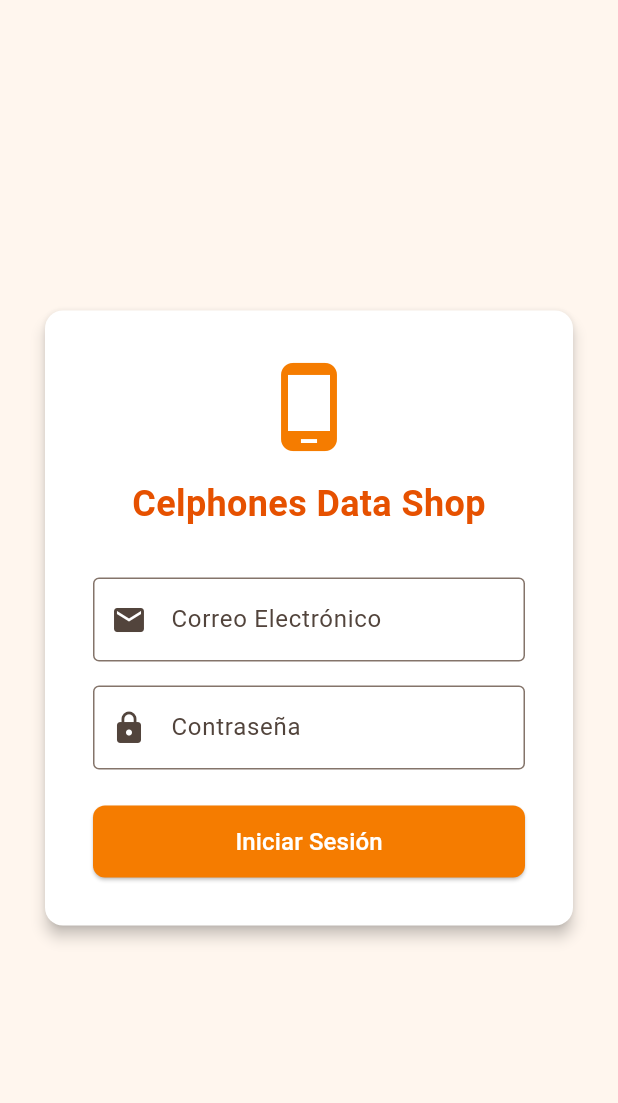
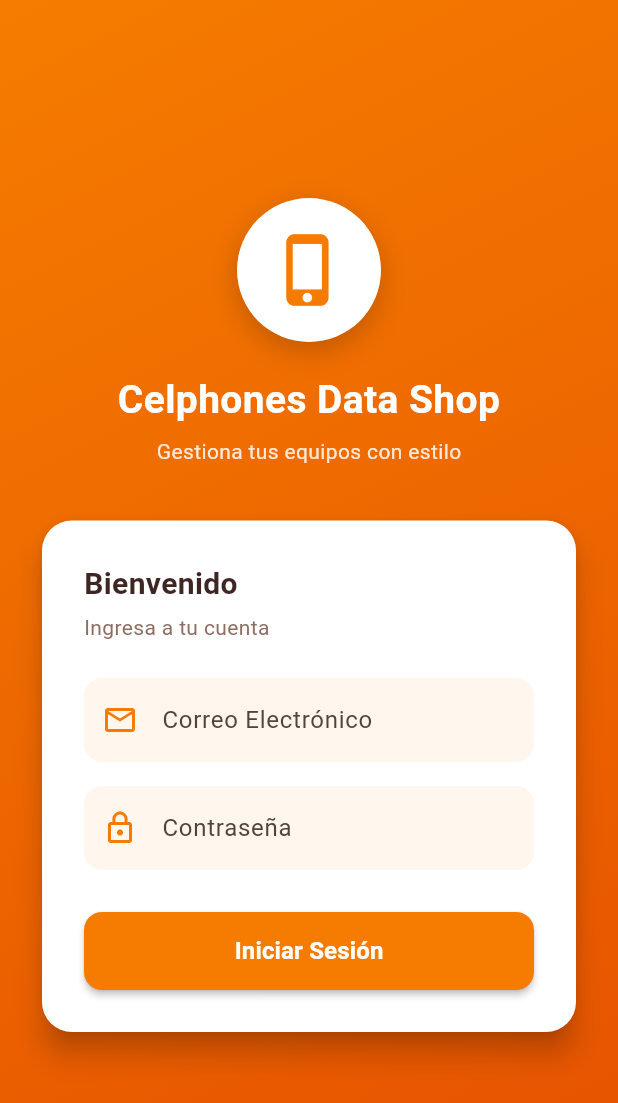
Before and after one commit to Maple-276/celphones_data_shop, a Flutter app: the screen it shows after launch, on a phone screen of 412 x 824 dp. Shown: the top 1103 px of the screen. Run offline on Flutter 3.47's test engine with Material 3 defaults, Android fonts, the phone set to English and light mode, and no system bars; our stand-ins replace image_picker, signature.

Commit message:
feat(screens): Pantallas de gestión y layout principal
Integración de la pantalla de inicio de sesión, main layout y nuevas pantallas de detalle y registro de dispositivos.

```diff
--- a/lib/views/login_screen.dart
+++ b/lib/views/login_screen.dart
@@ -34,74 +34,151 @@ class _LoginScreenState extends State<LoginScreen> {
     }
   }
 
+  InputDecoration _fieldDecoration(String label, IconData icon) => InputDecoration(
+        labelText: label,
+        prefixIcon: Icon(icon, color: AppColors.primary),
+        filled: true,
+        fillColor: AppColors.background,
+        border: OutlineInputBorder(
+          borderRadius: BorderRadius.circular(12),
+          borderSide: BorderSide.none,
+        ),
+        focusedBorder: OutlineInputBorder(
+          borderRadius: BorderRadius.circular(12),
+          borderSide: const BorderSide(color: AppColors.primary, width: 2),
+        ),
+      );
+
   @override
   Widget build(BuildContext context) {
     return Scaffold(
-      backgroundColor: AppColors.background,
-      body: Center(
+      body: Container(
+        decoration: const BoxDecoration(
+          gradient: LinearGradient(
+            colors: [AppColors.primary, AppColors.primaryDark],
+            begin: Alignment.topLeft,
+            end: Alignment.bottomRight,
+          ),
+        ),
+        child: SafeArea(
+          child: Center(
+            child: SingleChildScrollView(
+              padding: const EdgeInsets.all(24),
               child: ConstrainedBox(
                 constraints: const BoxConstraints(maxWidth: 400),
-          child: Card(
-            elevation: 4,
-            margin: const EdgeInsets.all(24.0),
+                child: Column(
+                  mainAxisSize: MainAxisSize.min,
+                  children: [
+                    Container(
+                      width: 96,
+                      height: 96,
+                      decoration: BoxDecoration(
+                        color: Colors.white,
+                        shape: BoxShape.circle,
+                        boxShadow: [
+                          BoxShadow(
+                            color: Colors.black.withValues(alpha: 0.2),
+                            blurRadius: 16,
+                            offset: const Offset(0, 6),
+                          ),
+                        ],
+                      ),
+                      child: const Icon(Icons.phone_iphone,
+                          size: 52, color: AppColors.primary),
+                    ),
+                    const SizedBox(height: 20),
+                    const Text(
+                      'Celphones Data Shop',
+                      style: TextStyle(
+                          fontSize: 26,
+                          fontWeight: FontWeight.bold,
+                          color: Colors.white),
+                      textAlign: TextAlign.center,
+                    ),
+                    const SizedBox(height: 6),
+                    Text(
+                      'Gestiona tus equipos con estilo',
+                      style: TextStyle(
+                          fontSize: 14, color: Colors.white.withValues(alpha: 0.85)),
+                    ),
+                    const SizedBox(height: 32),
+                    Card(
+                      elevation: 8,
+                      shape: RoundedRectangleBorder(
+                          borderRadius: BorderRadius.circular(20)),
                       color: AppColors.surface,
                       child: Padding(
-              padding: const EdgeInsets.all(32.0),
+                        padding: const EdgeInsets.all(28),
                         child: AnimatedBuilder(
                           animation: _authController,
                           builder: (context, _) {
                             return Column(
                               mainAxisSize: MainAxisSize.min,
+                              crossAxisAlignment: CrossAxisAlignment.start,
                               children: [
-                      const Icon(Icons.phone_android, size: 64, color: AppColors.primary),
-                      const SizedBox(height: 16),
                                 const Text(
-                        'Celphones Data Shop',
-                        style: TextStyle(fontSize: 24, fontWeight: FontWeight.bold, color: AppColors.primaryDark),
-                        textAlign: TextAlign.center,
+                                  'Bienvenido',
+                                  style: TextStyle(
+                                      fontSize: 20,
+                                      fontWeight: FontWeight.bold,
+                                      color: AppColors.textPrimary),
                                 ),
-                      const SizedBox(height: 32),
+                                const SizedBox(height: 4),
+                                const Text(
+                                  'Ingresa a tu cuenta',
+                                  style: TextStyle(color: AppColors.textSecondary),
+                                ),
+                                const SizedBox(height: 24),
                                 TextField(
                                   controller: _authController.emailController,
-                        decoration: const InputDecoration(
-                          labelText: 'Correo Electrónico',
-                          prefixIcon: Icon(Icons.email),
-                          border: OutlineInputBorder(),
-                        ),
+                                  decoration: _fieldDecoration(
+                                      'Correo Electrónico', Icons.email_outlined),
                                   keyboardType: TextInputType.emailAddress,
                                 ),
                                 const SizedBox(height: 16),
                                 TextField(
                                   controller: _authController.passwordController,
-                        decoration: const InputDecoration(
-                          labelText: 'Contraseña',
-                          prefixIcon: Icon(Icons.lock),
-                          border: OutlineInputBorder(),
-                        ),
+                                  decoration: _fieldDecoration(
+                                      'Contraseña', Icons.lock_outline),
                                   obscureText: true,
                                 ),
-                      const SizedBox(height: 24),
+                                const SizedBox(height: 28),
                                 SizedBox(
                                   width: double.infinity,
-                        height: 48,
+                                  height: 52,
                                   child: ElevatedButton(
                                     style: ElevatedButton.styleFrom(
                                       backgroundColor: AppColors.primary,
-                            shape: RoundedRectangleBorder(borderRadius: BorderRadius.circular(8)),
+                                      elevation: 2,
+                                      shape: RoundedRectangleBorder(
+                                          borderRadius: BorderRadius.circular(12)),
                                     ),
-                          onPressed: _authController.isLoading ? null : _handleLogin,
+                                    onPressed: _authController.isLoading
+                                        ? null
+                                        : _handleLogin,
                                     child: _authController.isLoading
                                         ? const SizedBox(
                                             width: 24,
                                             height: 24,
-                                  child: CircularProgressIndicator(color: Colors.white, strokeWidth: 2),
+                                            child: CircularProgressIndicator(
+                                                color: Colors.white,
+                                                strokeWidth: 2),
                                           )
-                              : const Text('Iniciar Sesión', style: TextStyle(fontSize: 16, color: Colors.white)),
+                                        : const Text('Iniciar Sesión',
+                                            style: TextStyle(
+                                                fontSize: 16,
+                                                fontWeight: FontWeight.bold,
+                                                color: Colors.white)),
                                   ),
                                 ),
                               ],
                             );
-                }
+                          },
+                        ),
+                      ),
+                    ),
+                  ],
+                ),
               ),
             ),
           ),
--- a/lib/views/main_layout_screen.dart
+++ b/lib/views/main_layout_screen.dart
@@ -2,6 +2,7 @@ import 'package:flutter/material.dart';
 import '../core/theme/app_colors.dart';
 import 'widgets/app_drawer.dart';
 import 'purchase_form_screen.dart';
+import 'registered_devices_screen.dart';
 
 class MainLayoutScreen extends StatefulWidget {
   const MainLayoutScreen({super.key});
@@ -11,16 +12,16 @@ class MainLayoutScreen extends StatefulWidget {
 }
 
 class _MainLayoutScreenState extends State<MainLayoutScreen> {
-  int _selectedIndex = 1; // Default to Nueva Compra for now
+  int _selectedIndex = 1; // Aterriza en Equipos Registrados tras login
 
   final List<Widget> _views = [
-    const Center(child: Text('Vista de Inicio / Dashboard (Próximamente)', style: TextStyle(fontSize: 18))),
     const PurchaseFormScreen(),
+    const RegisteredDevicesScreen(),
   ];
 
   final List<String> _titles = [
-    'Inicio',
     'Registro de Compra de Equipo',
+    'Equipos Registrados',
   ];
 
   void _onDrawerItemSelected(int index) {
```
Also changed, not shown: lib/views/device_detail_screen.dart (added, +95 -0 lines), lib/views/purchase_form_screen.dart (+16 -6 lines), lib/views/registered_devices_screen.dart (added, +288 -0 lines). Lines whose indentation alone changed are shown as unchanged.
